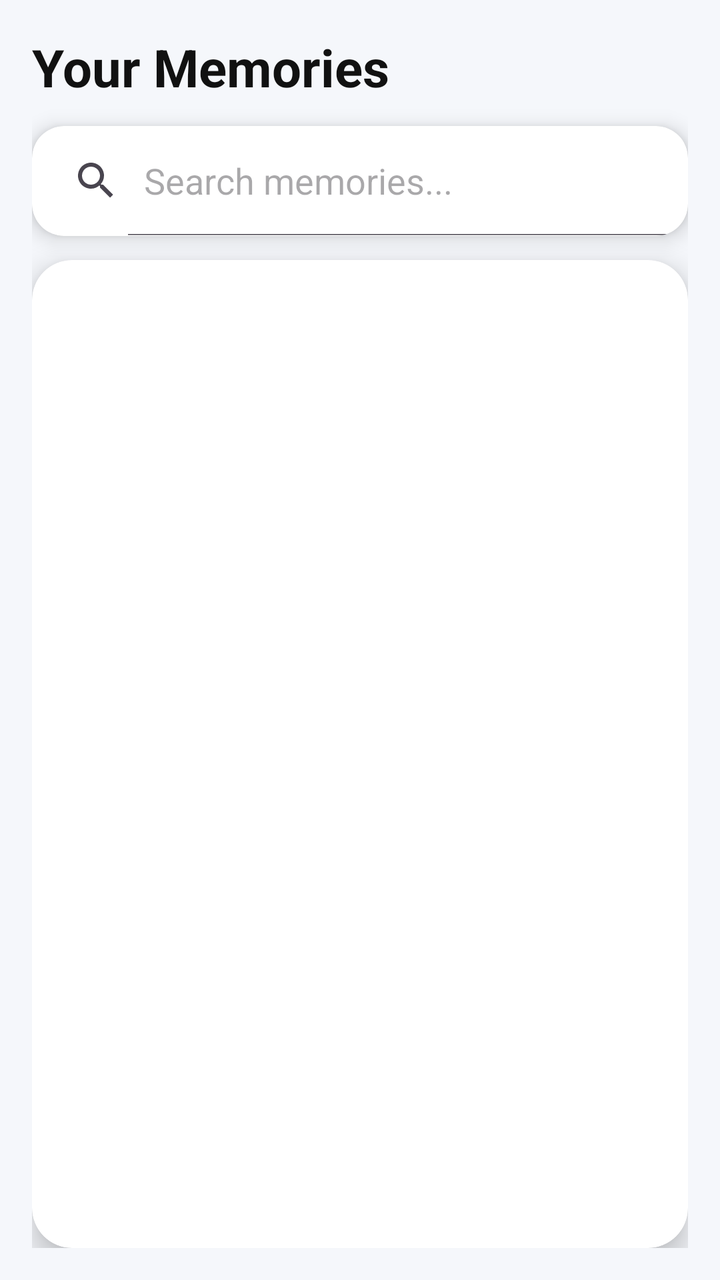
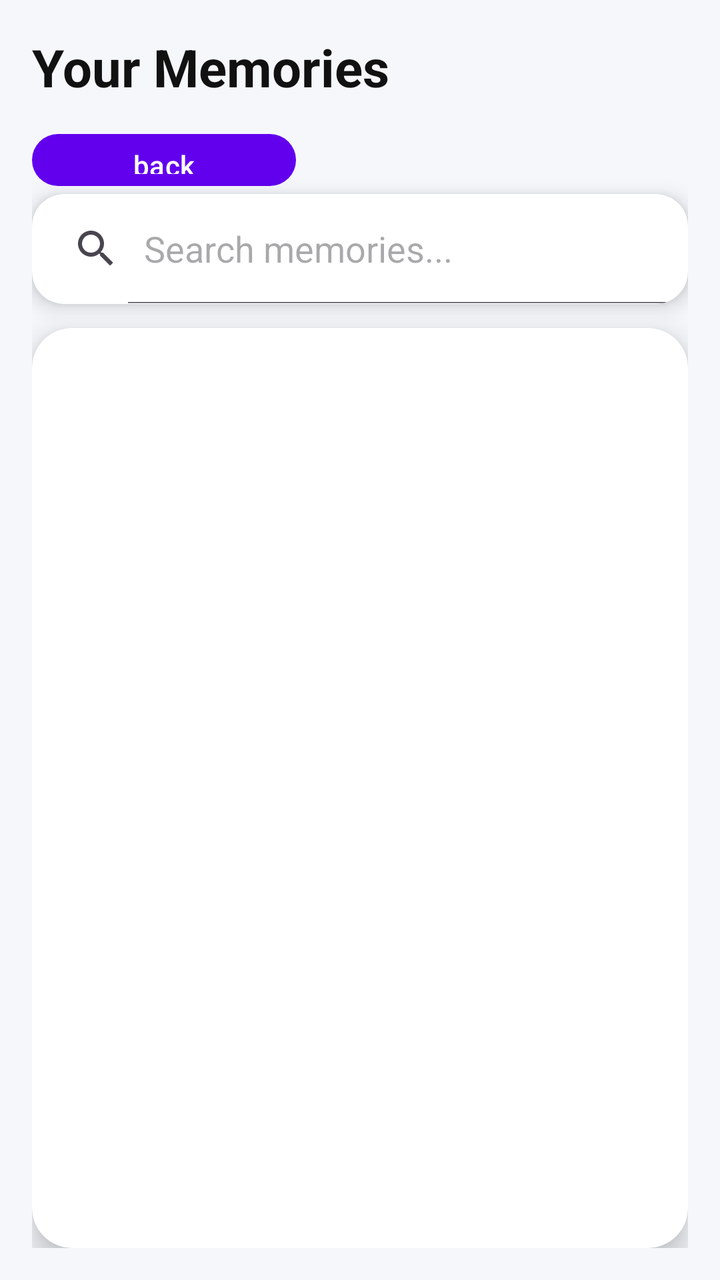

Screens rendered from an Android XML layout before and after an edit, with the pre-edit source and the edit as a unified diff.
<!-- AndroidManifest.xml: application theme Theme.MoodSmells -->
<!-- res/layout/fragment_memory_list_map.xml -->
<?xml version="1.0" encoding="utf-8"?>
<LinearLayout xmlns:android="http://schemas.android.com/apk/res/android"
    xmlns:app="http://schemas.android.com/apk/res-auto"
    android:layout_width="match_parent"
    android:layout_height="match_parent"
    android:orientation="vertical"
    android:background="#F5F7FB"
    android:padding="16dp">

    
    <TextView
        android:layout_width="wrap_content"
        android:layout_height="wrap_content"
        android:text="Your Memories"
        android:textSize="26sp"
        android:textStyle="bold"
        android:textColor="#111111"
        android:layout_marginBottom="12dp"/>

    
    <androidx.cardview.widget.CardView
        android:layout_width="match_parent"
        android:layout_height="55dp"
        app:cardCornerRadius="16dp"
        app:cardElevation="6dp"
        android:layout_marginBottom="12dp">

        <SearchView
            android:id="@+id/srchViewMemoryList"
            android:layout_width="match_parent"
            android:layout_height="match_parent"
            android:queryHint="Search memories..."
            android:iconifiedByDefault="false" />

    </androidx.cardview.widget.CardView>

    
    <androidx.cardview.widget.CardView
        android:layout_width="match_parent"
        android:layout_height="match_parent"
        app:cardCornerRadius="20dp"
        app:cardElevation="8dp">

        <androidx.recyclerview.widget.RecyclerView
            android:id="@+id/rvMemoryListMap"
            android:layout_width="match_parent"
            android:layout_height="match_parent"
            android:padding="10dp"
            android:clipToPadding="false"/>

    </androidx.cardview.widget.CardView>

</LinearLayout>
<!-- resources referenced by this layout -->
<resources>
  <style name="Theme.MoodSmells" parent="Theme.Material3.DayNight.NoActionBar">
          <item name="colorPrimary">@color/purple_500</item>
          <item name="colorPrimaryVariant">@color/purple_700</item>
          <item name="colorOnPrimary">@color/white</item>
      </style>
  <color name="purple_500">#FF6200EE</color>
  <color name="purple_700">#FF3700B3</color>
  <color name="white">#FFFFFFFF</color>
</resources>

<!-- the commit's change to res/layout/fragment_memory_list_map.xml (unified diff, before → after) -->
@@ -18,6 +18,12 @@
         android:layout_marginBottom="12dp"/>
 
     
+    <Button
+        android:id="@+id/backMain"
+        android:layout_width="132dp"
+        android:layout_height="34dp"
+        android:text="back" />
+
     <androidx.cardview.widget.CardView
         android:layout_width="match_parent"
         android:layout_height="55dp"
